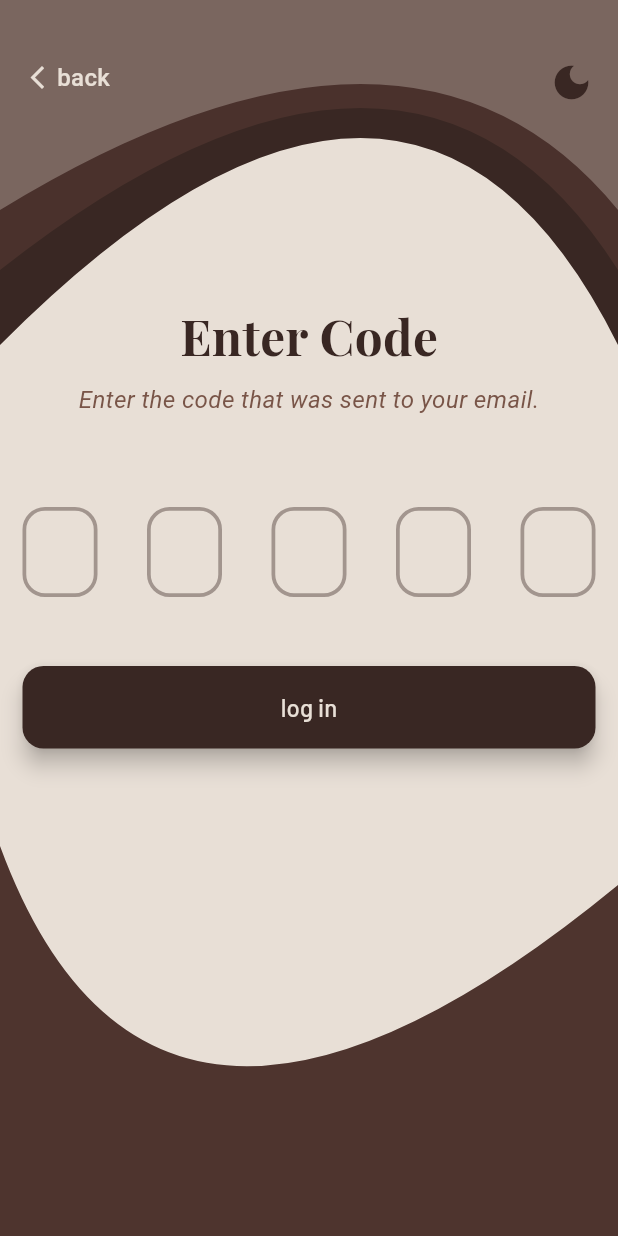
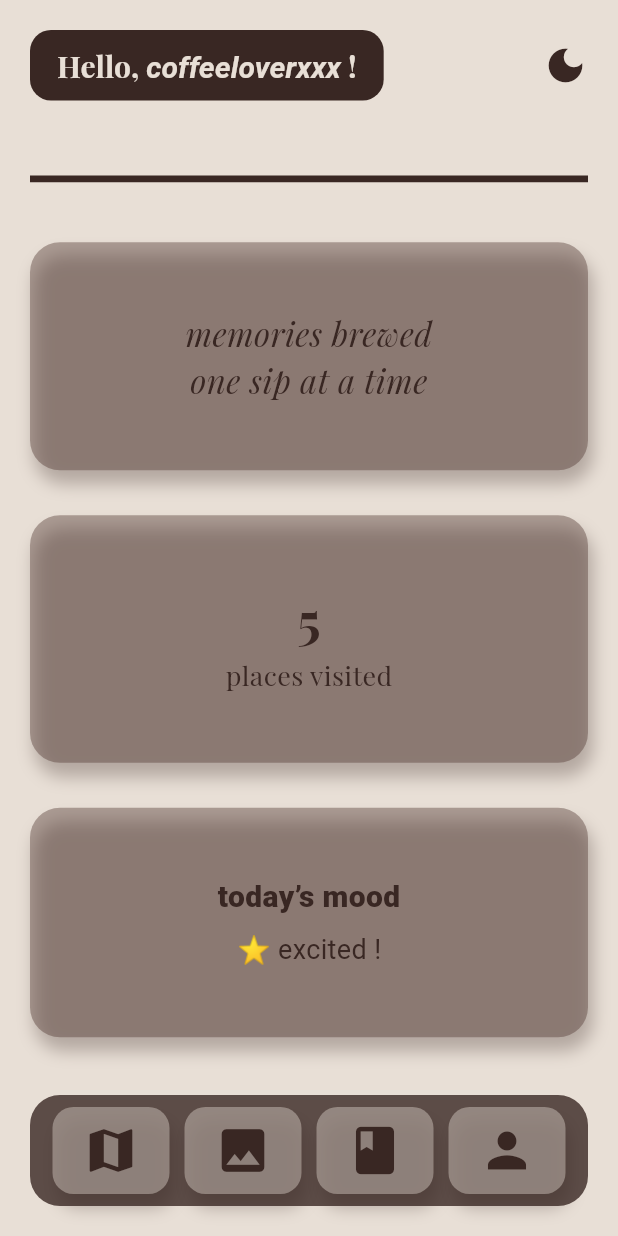
Before and after one commit to areen-b/brew_notes, a Flutter app: the EnterCode screen opened directly, after a tap on "log in", on a phone screen of 412 x 824 dp. Run offline on Flutter 3.47's test engine with Material 3 defaults, Android fonts, the phone set to English and light mode, and no system bars; drawn by our look-alikes of pin_code_fields; our stand-ins replace google_maps_flutter.

Commit message:
maps/home page

```diff
--- a/lib/screens/enterCode_page.dart
+++ b/lib/screens/enter_code_page.dart
@@ -1,4 +1,5 @@
-import 'package:brew_notes/screens/forgotPassword_page.dart';
+import 'package:brew_notes/screens/forgot_password_page.dart';
+import 'package:brew_notes/screens/home_page.dart';
 import 'package:flutter/material.dart';
 import 'package:brew_notes/theme.dart';
 import 'package:brew_notes/widgets.dart';
@@ -61,7 +62,12 @@ class _EnterCodeState extends State<EnterCode> {
                     const SizedBox(height: 30),
                     SizedBox(
                       width: double.infinity,
-                      child: AppButton(label: 'log in', onPressed: () {}),
+                      child: AppButton(label: 'log in', onPressed: () {
+                        Navigator.push(
+                          context,
+                          MaterialPageRoute(builder: (context) => const HomePage()),
+                        );
+                      }),
                     ),
                   ],
                 ),
--- a/lib/screens/forgotPassword_page.dart
+++ b/lib/screens/forgot_password_page.dart
@@ -1,7 +1,7 @@
 import 'package:flutter/material.dart';
 import 'package:brew_notes/theme.dart';
 import 'package:brew_notes/widgets.dart';
-import 'package:brew_notes/screens/enterCode_page.dart';
+import 'package:brew_notes/screens/enter_code_page.dart';
 
 class ForgotPassword extends StatefulWidget {
   const ForgotPassword({super.key});
--- /dev/null
+++ b/lib/screens/home_page.dart
@@ -0,0 +1,165 @@
+import 'package:flutter/material.dart';
+import 'package:brew_notes/theme.dart';
+import 'package:brew_notes/widgets.dart';
+
+
+class HomePage extends StatefulWidget {
+  const HomePage({super.key});
+
+  @override
+  State<HomePage> createState() => _HomePageState();
+}
+
+class _HomePageState extends State<HomePage> {
+  int _selectedIndex = -1;
+
+  void _onNavTap(int index) {
+    setState(() {
+      _selectedIndex = index;
+    });
+
+    // Navigate based on index
+    switch (index) {
+      case 0:
+        Navigator.pushNamed(context, '/map');
+        break;
+      case 1:
+        Navigator.pushNamed(context, '/photos');
+        break;
+      case 2:
+        Navigator.pushNamed(context, '/journal');
+        break;
+      case 3:
+        Navigator.pushNamed(context, '/profile');
+        break;
+    }
+  }
+
+  @override
+  Widget build(BuildContext context) {
+    return Scaffold(
+      backgroundColor: AppColors.latteFoam,
+      body: SafeArea(
+        child: Padding(
+          padding: const EdgeInsets.all(20),
+          child: Column(
+            children: [
+              // Top greeting + theme toggle
+              Row(
+                mainAxisAlignment: MainAxisAlignment.spaceBetween,
+                children: [
+                  Container(
+                    padding:
+                    const EdgeInsets.symmetric(horizontal: 18, vertical: 10),
+                    decoration: BoxDecoration(
+                      color: AppColors.brown,
+                      borderRadius: BorderRadius.circular(14),
+                    ),
+                    child: RichText(
+                      text: const TextSpan(
+                        text: 'Hello, ',
+                        style: TextStyle(
+                          color: AppColors.latteFoam,
+                          fontSize: 20,
+                          fontFamily: 'Playfair Display',
+                          fontWeight: FontWeight.bold,
+                        ),
+                        children: [
+                          TextSpan(
+                            text: 'coffeeloverxxx',
+                            style: TextStyle(fontStyle: FontStyle.italic),
+                          ),
+                          TextSpan(text: ' !'),
+                        ],
+                      ),
+                    ),
+                  ),
+                  const ThemeToggleButton(iconColor: AppColors.brown),
+                ],
+              ),
+              const SizedBox(height: 50),
+
+              // Divider
+              Container(
+                height: 4.5,
+                width: double.infinity,
+                color: AppColors.brown,
+              ),
+              const SizedBox(height: 40),
+
+              // Quote card
+              HomeCard(
+                children: const [
+                  Text(
+                    'memories brewed\none sip at a time',
+                    style: TextStyle(
+                      fontFamily: 'Playfair Display',
+                      fontSize: 22,
+                      fontStyle: FontStyle.italic,
+                      color: AppColors.brown,
+                    ),
+                    textAlign: TextAlign.center,
+                  ),
+                ],
+              ),
+
+              const SizedBox(height: 30),
+
+              // Places visited card
+              HomeCard(
+                children: const [
+                  Text(
+                    '5',
+                    style: TextStyle(
+                      fontSize: 34,
+                      fontWeight: FontWeight.bold,
+                      fontFamily: 'Playfair Display',
+                      color: AppColors.brown,
+                    ),
+                  ),
+                  Text(
+                    'places visited',
+                    style: TextStyle(
+                      fontSize: 18,
+                      fontFamily: 'Playfair Display',
+                      color: AppColors.brown,
+                    ),
+                  ),
+                ],
+              ),
+              const SizedBox(height: 30),
+
+              // Mood card
+              HomeCard(
+                children: const [
+                  Text(
+                    "today’s mood",
+                    style: TextStyle(
+                      fontSize: 20,
+                      fontWeight: FontWeight.w900,
+                      color: AppColors.brown,
+                    ),
+                  ),
+                  SizedBox(height: 8),
+                  Text(
+                    '⭐ excited !',
+                    style: TextStyle(
+                      fontSize: 18,
+                      color: AppColors.brown,
+                    ),
+                  ),
+                ],
+              ),
+              const Spacer(),
+              // Bottom Nav
+              NavBar(
+                currentIndex: _selectedIndex,
+                onTap: _onNavTap,
+              ),
+            ],
+          ),
+        ),
+      ),
+    );
+  }
+}
--- a/lib/widgets.dart
+++ b/lib/widgets.dart
@@ -2,6 +2,7 @@ import 'package:flutter/material.dart';
 import 'package:brew_notes/theme.dart';
 import 'package:pin_code_fields/pin_code_fields.dart';
 
+//buttons
 class AppButton extends StatelessWidget {
   final String label;
   final VoidCallback onPressed;
@@ -33,6 +34,7 @@ class AppButton extends StatelessWidget {
   }
 }
 
+//top curve for landing page
 class TopCurveClipper extends CustomClipper<Path> {
   @override
   Path getClip(Size size) {
@@ -53,6 +55,7 @@ class TopCurveClipper extends CustomClipper<Path> {
   bool shouldReclip(covariant CustomClipper<Path> oldClipper) => false;
 }
 
+//bottom curve for forgot password/enter code
 class BottomCurveClipper extends CustomClipper<Path> {
   @override
   Path getClip(Size size) {
@@ -79,6 +82,7 @@ class BottomCurveClipper extends CustomClipper<Path> {
   bool shouldReclip(CustomClipper<Path> oldClipper) => false;
 }
 
+//top curve for login/signup/forgot password/enter code page
 class TopInverseCurveClipper extends CustomClipper<Path> {
   @override
   Path getClip(Size size) {
@@ -106,6 +110,7 @@ class TopInverseCurveClipper extends CustomClipper<Path> {
   bool shouldReclip(CustomClipper<Path> oldClipper) => false;
 }
 
+//top inverse curve with layers
 class TopCurveHeader extends StatelessWidget {
   final double height1;
   final double height2;
@@ -153,6 +158,7 @@ class TopCurveHeader extends StatelessWidget {
   }
 }
 
+//back button
 class BackButtonText extends StatelessWidget {
   final Color color;
 
@@ -181,6 +187,7 @@ class BackButtonText extends StatelessWidget {
   }
 }
 
+//light/dark mode
 class ThemeToggleButton extends StatelessWidget {
   final VoidCallback? onTap;
   final Color? iconColor;
@@ -203,6 +210,7 @@ class ThemeToggleButton extends StatelessWidget {
   }
 }
 
+//text field
 class CustomTextField extends StatelessWidget {
   final String label;
   final TextEditingController? controller;
@@ -222,6 +230,7 @@ class CustomTextField extends StatelessWidget {
   }
 }
 
+//password for signup/login
 class PasswordField extends StatefulWidget {
   final String label;
   final TextEditingController? controller;
@@ -236,6 +245,7 @@ class PasswordField extends StatefulWidget {
   State<PasswordField> createState() => _PasswordFieldState();
 }
 
+//password for signup/login
 class _PasswordFieldState extends State<PasswordField> {
   bool _obscure = true;
 
@@ -262,6 +272,7 @@ class _PasswordFieldState extends State<PasswordField> {
   }
 }
 
+//confirm password for sign up
 class ConfirmPasswordField extends StatefulWidget {
   final TextEditingController? controller;
 
@@ -274,6 +285,7 @@ class ConfirmPasswordField extends StatefulWidget {
   State<ConfirmPasswordField> createState() => _ConfirmPasswordFieldState();
 }
 
+//confirm password for sign up
 class _ConfirmPasswordFieldState extends State<ConfirmPasswordField> {
   bool _obscure = true;
 
@@ -300,6 +312,7 @@ class _ConfirmPasswordFieldState extends State<ConfirmPasswordField> {
   }
 }
 
+//enter code field after forgot password
 class CodeInputField extends StatelessWidget {
   final void Function(String)? onChanged;
   final void Function(String)? onCompleted;
@@ -340,6 +353,114 @@ class CodeInputField extends StatelessWidget {
   }
 }
 
+//bottom nav for after logging in
+class NavIcon extends StatelessWidget {
+  final IconData icon;
+  final bool isActive;
+
+  const NavIcon({
+    super.key,
+    required this.icon,
+    this.isActive = false,
+  });
+
+  @override
+  Widget build(BuildContext context) {
+    return Container(
+      padding: const EdgeInsets.only(right: 20, left: 20, top: 10, bottom: 10),
+      decoration: BoxDecoration(
+        color: isActive
+            ? AppColors.latteFoam.withOpacity(0.8)
+            : AppColors.latteFoam.withOpacity(0.4),
+        borderRadius: BorderRadius.circular(14),
+        boxShadow: [
+          BoxShadow(
+            color: AppColors.brown.withOpacity(0.3),
+            offset: const Offset(3, 9),
+            blurRadius: 9,
+          )
+        ],
+      ),
+      child: Icon(
+        icon,
+        color: AppColors.brown,
+        size: 38,
+      ),
+    );
+  }
+}
+class NavBar extends StatelessWidget {
+  final int currentIndex;
+  final ValueChanged<int> onTap;
+
+  const NavBar({
+    super.key,
+    required this.currentIndex,
+    required this.onTap,
+  });
+
+  @override
+  Widget build(BuildContext context) {
+    List<IconData> icons = [
+      Icons.map,
+      Icons.photo,
+      Icons.book,
+      Icons.person,
+    ];
+
+    return Container(
+      padding: const EdgeInsets.symmetric(horizontal: 5, vertical: 8),
+      decoration: BoxDecoration(
+        color: AppColors.brown.withOpacity(0.8),
+        borderRadius: BorderRadius.circular(20),
+      ),
+      child: Row(
+        mainAxisAlignment: MainAxisAlignment.spaceEvenly,
+        children: List.generate(icons.length, (index) {
+          return GestureDetector(
+            onTap: () => onTap(index),
+            child: NavIcon(
+              icon: icons[index],
+              isActive: currentIndex == index,
+            ),
+          );
+        }),
+      ),
+    );
+  }
+}
+
+//cards used for home page
+class HomeCard extends StatelessWidget {
+  final List<Widget> children; // Accept multiple widgets
+
+  const HomeCard({super.key, required this.children});
+
+  @override
+  Widget build(BuildContext context) {
+    return Container(
+      width: double.infinity,
+      padding: const EdgeInsets.symmetric(vertical: 45),
+      decoration: BoxDecoration(
+        color: AppColors.primary.withOpacity(0.4),
+        borderRadius: BorderRadius.circular(20),
+        boxShadow: [
+          BoxShadow(
+            color: AppColors.brown.withOpacity(0.3),
+            offset: const Offset(3, 9),
+            blurRadius: 9,
+          )
+        ],
+      ),
+      child: Column(
+        mainAxisAlignment: MainAxisAlignment.center, // centers vertically
+        crossAxisAlignment: CrossAxisAlignment.center, // centers horizontally
+        children: children,
+      ),
+    );
+  }
+}
+
 InputDecoration buildInputDecoration(String label, {Widget? suffixIcon}) {
   return InputDecoration(
     labelText: label,
--- a/pubspec.yaml
+++ b/pubspec.yaml
@@ -28,14 +28,17 @@ environment:
 # the latest version available on pub.dev. To see which dependencies have newer
 # versions available, run `flutter pub outdated`.
 dependencies:
+  google_maps_flutter: ^2.12.3
   pin_code_fields: ^8.0.1
+  passwordfield: ^0.2.0
   flutter:
     sdk: flutter
 
   # The following adds the Cupertino Icons font to your application.
   # Use with the CupertinoIcons class for iOS style icons.
   cupertino_icons: ^1.0.8
-  passwordfield: ^0.2.0
+
+
 
 dev_dependencies:
   flutter_test:
```
Also changed, not shown: lib/main.dart (+14 -2 lines), lib/screens/gallery_page.dart (added, +63 -0 lines), lib/screens/journal_page.dart (added, +64 -0 lines), lib/screens/login_page.dart (+8 -2 lines), lib/screens/maps_page.dart (added, +136 -0 lines), lib/screens/profile_page.dart (added, +63 -0 lines), lib/screens/signup_page.dart (+7 -1 lines), pubspec.lock, 2 other files.
